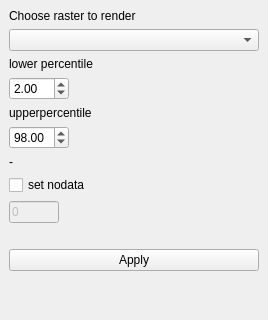
This is plugins/raster_stretch_2_98/raster_stretch_dockwidget_base.ui in ms888ekb/plugin_factory as Qt 5 draws it before an edit; both pictures show x 0 to 268 and y 0 to 320 of the 268 by 570 pixel window. The edited form follows.
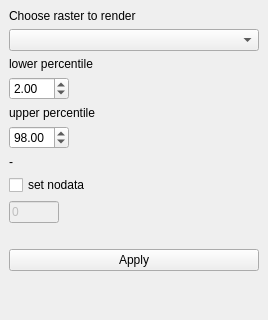
This is the edited form.

Patch:
```diff
--- a/plugins/raster_stretch_2_98/raster_stretch_dockwidget_base.ui
+++ b/plugins/raster_stretch_2_98/raster_stretch_dockwidget_base.ui
@@ -91,7 +91,7 @@
     <item>
      <widget class="QLabel" name="label_6">
       <property name="text">
-       <string>upperpercentile</string>
+       <string>upper percentile</string>
       </property>
      </widget>
     </item>
```
